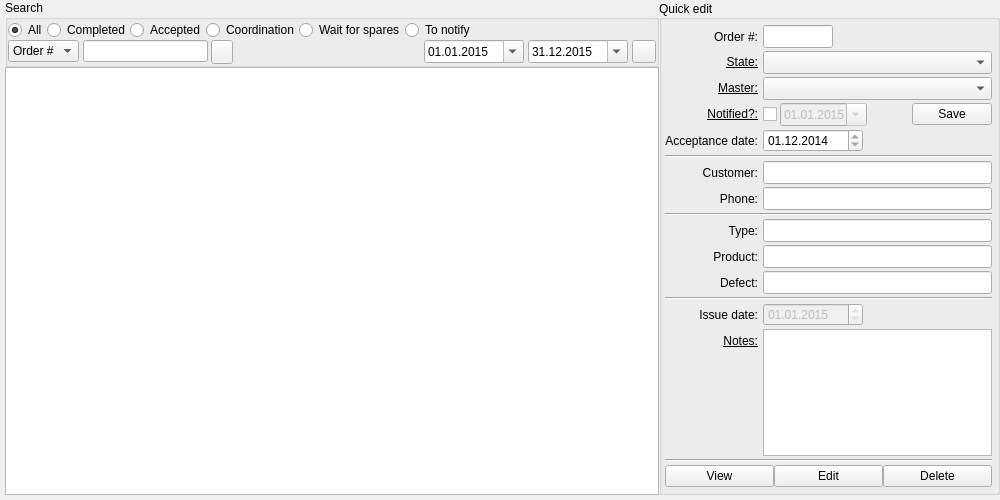
Old version of the form RepairCenter/orderswidgetmain.ui in the repository Feo-d-oR/YARC.
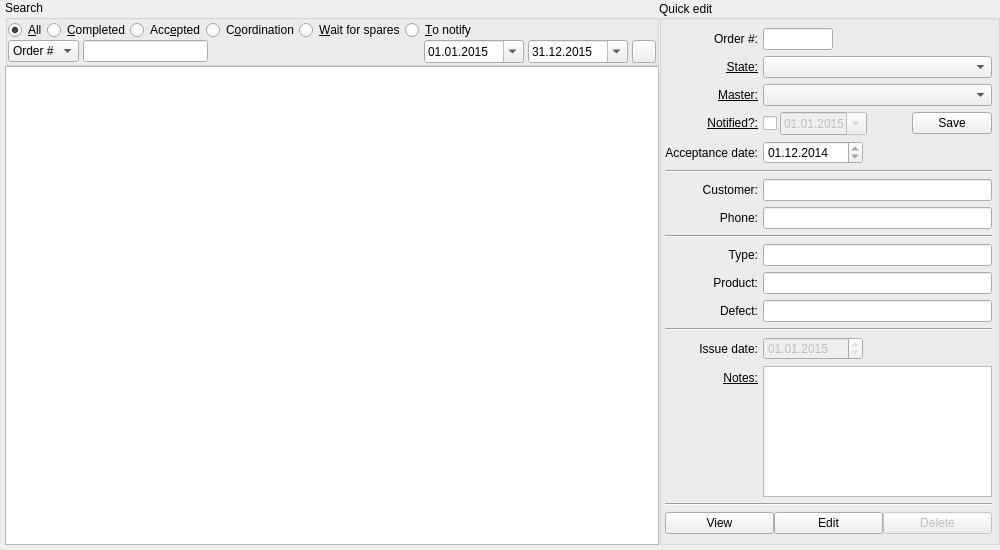
New version of the form. Icons and pictures are not drawn.

Commit message: Fixed->Every timestamp now with actual time Improved->All date fields now read-only, except when you fill handwritten documents Improved->Config files renamed, default config included in distribution Improved->Order 'comment' field now up to 1024 characters Modified->'Search by field' buttons removed, just hit 'Enter' Modified->Now only admin can delete orders Fixed->Alphabetical sorting in 'Order state' comboboxes Improved->'Settings','Edit order', 'Give order' dialogues now always on top (tested only in KDE) Added->Order operations history

Diff of the .ui file:
```diff
--- a/RepairCenter/orderswidgetmain.ui
+++ b/RepairCenter/orderswidgetmain.ui
@@ -7,7 +7,7 @@
     <x>0</x>
     <y>0</y>
     <width>1000</width>
-    <height>500</height>
+    <height>550</height>
    </rect>
   </property>
   <property name="windowTitle">
@@ -91,7 +91,7 @@
            </size>
           </property>
           <property name="text">
-           <string>All</string>
+           <string>&amp;All</string>
           </property>
           <property name="checked">
            <bool>true</bool>
@@ -113,7 +113,7 @@
            </size>
           </property>
           <property name="text">
-           <string>Completed</string>
+           <string>&amp;Completed</string>
           </property>
          </widget>
         </item>
@@ -132,7 +132,7 @@
            </size>
           </property>
           <property name="text">
-           <string>Accepted</string>
+           <string>Acc&amp;epted</string>
           </property>
          </widget>
         </item>
@@ -151,7 +151,7 @@
            </size>
           </property>
           <property name="text">
-           <string>Coordination</string>
+           <string>C&amp;oordination</string>
           </property>
          </widget>
         </item>
@@ -170,7 +170,7 @@
            </size>
           </property>
           <property name="text">
-           <string>Wait for spares</string>
+           <string>&amp;Wait for spares</string>
           </property>
          </widget>
         </item>
@@ -183,7 +183,7 @@
            </size>
           </property>
           <property name="text">
-           <string>To notify</string>
+           <string>&amp;To notify</string>
           </property>
          </widget>
         </item>
@@ -262,35 +262,6 @@
         <property name="spacing">
          <number>4</number>
         </property>
-        <item>
-         <widget class="QPushButton" name="searchbyfield">
-          <property name="sizePolicy">
-           <sizepolicy hsizetype="Fixed" vsizetype="Fixed">
-            <horstretch>22</horstretch>
-            <verstretch>24</verstretch>
-           </sizepolicy>
-          </property>
-          <property name="minimumSize">
-           <size>
-            <width>22</width>
-            <height>24</height>
-           </size>
-          </property>
-          <property name="maximumSize">
-           <size>
-            <width>22</width>
-            <height>24</height>
-           </size>
-          </property>
-          <property name="text">
-           <string/>
-          </property>
-          <property name="icon">
-           <iconset resource="Icons.qrc">
-            <normaloff>:/icons/icons/find.png</normaloff>:/icons/icons/find.png</iconset>
-          </property>
-         </widget>
-        </item>
         <item>
          <spacer name="horizontalSpacer">
           <property name="orientation">
@@ -514,13 +485,13 @@
         <property name="minimumSize">
          <size>
           <width>0</width>
-          <height>23</height>
+          <height>0</height>
          </size>
         </property>
         <property name="maximumSize">
          <size>
           <width>16777215</width>
-          <height>23</height>
+          <height>16777215</height>
          </size>
         </property>
         <property name="locale">
@@ -564,13 +535,13 @@
         <property name="minimumSize">
          <size>
           <width>0</width>
-          <height>23</height>
+          <height>0</height>
          </size>
         </property>
         <property name="maximumSize">
          <size>
           <width>16777215</width>
-          <height>23</height>
+          <height>16777215</height>
          </size>
         </property>
         <property name="editable">
@@ -683,13 +654,13 @@
         <property name="minimumSize">
          <size>
           <width>0</width>
-          <height>23</height>
+          <height>0</height>
          </size>
         </property>
         <property name="maximumSize">
          <size>
           <width>16777215</width>
-          <height>23</height>
+          <height>16777215</height>
          </size>
         </property>
         <property name="readOnly">
@@ -718,13 +689,13 @@
         <property name="minimumSize">
          <size>
           <width>0</width>
-          <height>23</height>
+          <height>0</height>
          </size>
         </property>
         <property name="maximumSize">
          <size>
           <width>16777215</width>
-          <height>23</height>
+          <height>16777215</height>
          </size>
         </property>
         <property name="readOnly">
@@ -760,13 +731,13 @@
         <property name="minimumSize">
          <size>
           <width>0</width>
-          <height>23</height>
+          <height>0</height>
          </size>
         </property>
         <property name="maximumSize">
          <size>
           <width>16777215</width>
-          <height>23</height>
+          <height>16777215</height>
          </size>
         </property>
         <property name="text">
@@ -798,13 +769,13 @@
         <property name="minimumSize">
          <size>
           <width>0</width>
-          <height>23</height>
+          <height>0</height>
          </size>
         </property>
         <property name="maximumSize">
          <size>
           <width>16777215</width>
-          <height>23</height>
+          <height>16777215</height>
          </size>
         </property>
         <property name="text">
@@ -836,13 +807,13 @@
         <property name="minimumSize">
          <size>
           <width>0</width>
-          <height>23</height>
+          <height>0</height>
          </size>
         </property>
         <property name="maximumSize">
          <size>
           <width>16777215</width>
-          <height>23</height>
+          <height>16777215</height>
          </size>
         </property>
         <property name="text">
@@ -998,6 +969,9 @@
         </item>
         <item>
          <widget class="QPushButton" name="bDelete">
+          <property name="enabled">
+           <bool>false</bool>
+          </property>
           <property name="text">
            <string>Delete</string>
           </property>
@@ -1083,13 +1057,13 @@
         <property name="minimumSize">
          <size>
           <width>0</width>
-          <height>23</height>
+          <height>0</height>
          </size>
         </property>
         <property name="maximumSize">
          <size>
           <width>70</width>
-          <height>23</height>
+          <height>16777215</height>
          </size>
         </property>
         <property name="readOnly">
```
Left out of the diff: 10 changed lines with no effect on the pictures. The commit also changes 50 other files.
